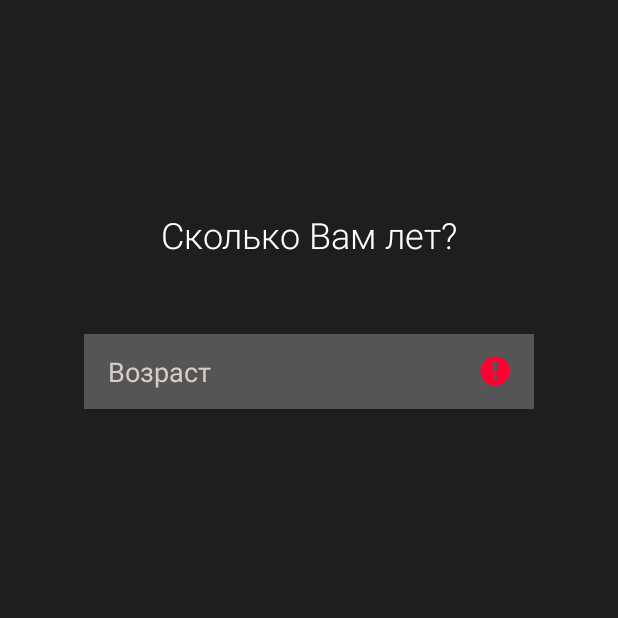
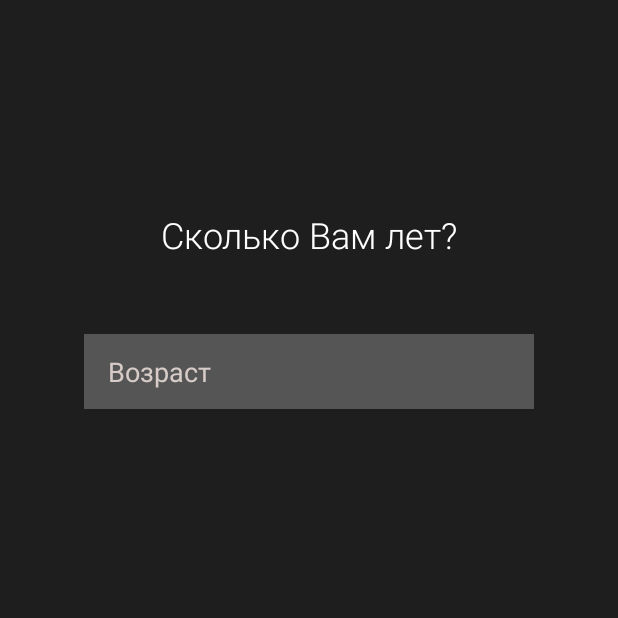
Before and after one commit to sani4forever/NeuroMentor, an Android app: the AgeFragment screen opened through its navigation route, after a tap on "Пропустить", on a phone screen of 412 x 824 dp, the top half of it. Run offline under Robolectric (Android 15) with nearby library versions, the phone set to English and light mode, and no system bars.

Commit message:
fixed skip

```diff
--- a/app/src/main/java/com/example/neuromentor/ui/fragments/AgeFragment.kt
+++ b/app/src/main/java/com/example/neuromentor/ui/fragments/AgeFragment.kt
@@ -48,8 +48,6 @@ class AgeFragment : Fragment() {
                 } else {
                     binding.ageEditText.error = getString(R.string.enter_your_age_0_99)
                 }
-            } else {
-                binding.ageEditText.error = getString(R.string.enter_your_age)
             }
         }
     }
```
